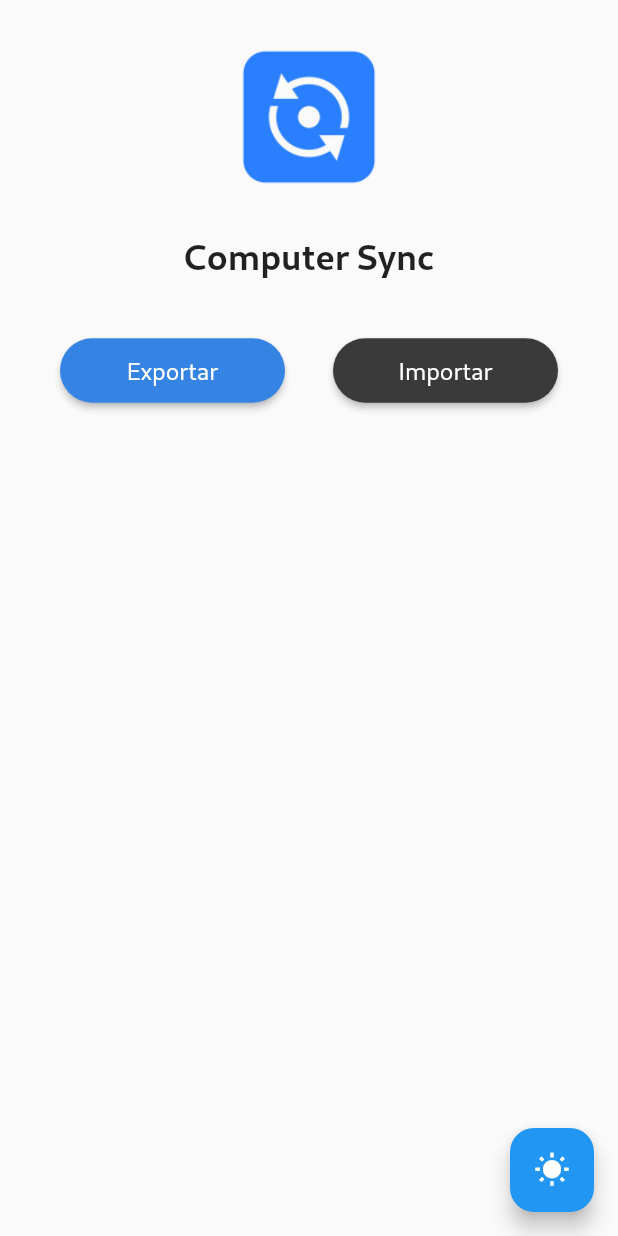
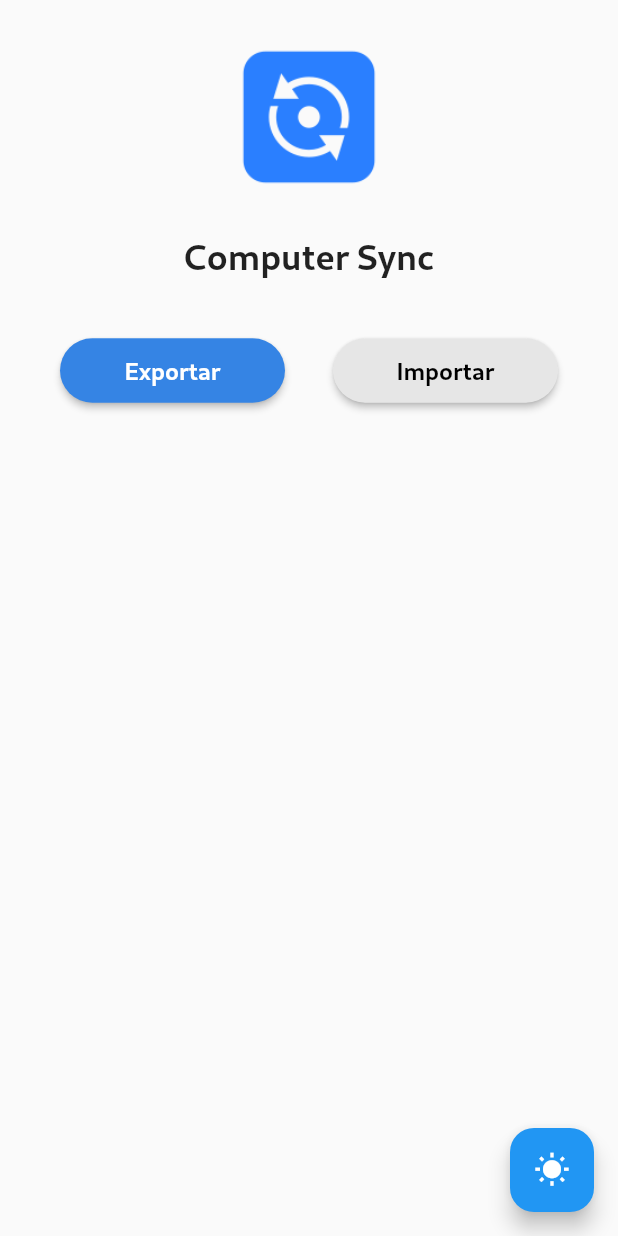
Before and after one commit to sys-t-ma/computer-sync, a Flutter app: the screen it shows after launch, on a phone screen of 412 x 824 dp. Run offline on Flutter 3.47's test engine with Material 2 defaults, Android fonts, the phone set to English and light mode, and no system bars; our stand-ins replace file_picker, shared_preferences.

Commit message:
Configuração de cores (#13)

```diff
--- a/lib/src/app_widget.dart
+++ b/lib/src/app_widget.dart
@@ -3,19 +3,6 @@ import 'package:computer_sync/src/shared/core/app_colors.dart';
 import 'package:computer_sync/src/shared/core/theme/theme_model.dart';
 import 'package:flutter/material.dart';
 import 'package:provider/provider.dart';
-
-// class App extends StatelessWidget {
-//   const App({Key? key}) : super(key: key);
-
-//   @override
-//   Widget build(BuildContext context) {
-//     return MaterialApp(
-//       title: 'Computer Sync',
-//       theme: themeNotifier.isDark ? ThemeData.dark() : ThemeData.light(),
-//       home: const HomePage(title: 'Computer Sync'),
-//     );
-//   }
-// }
 
 class App extends StatelessWidget {
   const App({Key? key}) : super(key: key);
@@ -30,11 +17,11 @@ class App extends StatelessWidget {
           theme: themeNotifier.isDark
               ? ThemeData.dark().copyWith(
                   useMaterial3: true,
-                  primaryColorDark: AppColors.primary,
+                  scaffoldBackgroundColor: AppColors.darkBackground,
                 )
               : ThemeData.light().copyWith(
                   useMaterial3: true,
-                  primaryColorLight: AppColors.primary,
+                  scaffoldBackgroundColor: AppColors.lightBackground,
                 ),
           home: const HomePage(title: 'Computer Sync'),
         );
--- a/lib/src/shared/core/app_colors.dart
+++ b/lib/src/shared/core/app_colors.dart
@@ -3,4 +3,16 @@ import 'package:flutter/material.dart';
 class AppColors {
   static const Color primary = Color.fromARGB(255, 53, 132, 228);
   static const Color primaryText = Color(0xFFFFFFFF);
+
+  // Dark mode
+  static const Color darkBackground = Color.fromARGB(255, 36, 36, 36);
+  static const Color darkButtonText = Color.fromARGB(255, 255, 255, 255);
+  static const Color darkButton = Color.fromARGB(255, 58, 58, 58);
+  static const Color darkCard = Color.fromARGB(255, 54, 54, 54);
+
+  // Light Mode
+  static const Color lightBackground = Color.fromARGB(255, 250, 250, 250);
+  static const Color lightButtonText = Color.fromARGB(255, 0, 0, 0);
+  static const Color lightButton = Color.fromARGB(255, 230, 230, 230);
+  static const Color lightCard = Color.fromARGB(255, 255, 255, 255);
 }
--- a/lib/src/shared/core/app_text_style.dart
+++ b/lib/src/shared/core/app_text_style.dart
@@ -10,6 +10,6 @@ class AppTextStyles {
   static const TextStyle buttonLabel = TextStyle(
     fontSize: 16,
     fontFamily: 'Cantarell',
-    fontWeight: FontWeight.w400,
+    fontWeight: FontWeight.bold,
   );
 }
--- a/lib/src/shared/widgets/button/button_widget.dart
+++ b/lib/src/shared/widgets/button/button_widget.dart
@@ -1,5 +1,7 @@
 import 'package:computer_sync/src/shared/core/core_export.dart';
+import 'package:computer_sync/src/shared/core/theme/theme_model.dart';
 import 'package:flutter/material.dart';
+import 'package:provider/provider.dart';
 
 class ButtonWidget extends StatelessWidget {
   final String label;
@@ -22,6 +24,7 @@ class ButtonWidget extends StatelessWidget {
 
   @override
   Widget build(BuildContext context) {
+    return Consumer(builder: (context, ThemeModel themeNotifier, child) {
       return Padding(
         padding: const EdgeInsets.symmetric(horizontal: 16, vertical: 8),
         child: SizedBox(
@@ -29,11 +32,18 @@ class ButtonWidget extends StatelessWidget {
           child: MaterialButton(
             color: isPrimary
                 ? AppColors.primary
-              : const Color.fromARGB(255, 58, 58, 58),
-          textColor: AppColors.primaryText,
+                : themeNotifier.isDark
+                    ? AppColors.darkButton
+                    : AppColors.lightButton,
+            textColor: isPrimary
+                ? AppColors.primaryText
+                : themeNotifier.isDark
+                    ? AppColors.darkButtonText
+                    : AppColors.lightButtonText,
             onPressed: onTap,
-          shape:
-              RoundedRectangleBorder(borderRadius: BorderRadius.circular(24)),
+            shape: RoundedRectangleBorder(
+              borderRadius: BorderRadius.circular(24),
+            ),
             child: Padding(
               padding: const EdgeInsets.symmetric(vertical: 12, horizontal: 8),
               child: Text(
@@ -44,5 +54,6 @@ class ButtonWidget extends StatelessWidget {
           ),
         ),
       );
+    });
   }
 }
```
Also changed, not shown: pubspec.lock. Lines whose indentation alone changed are shown as unchanged.
